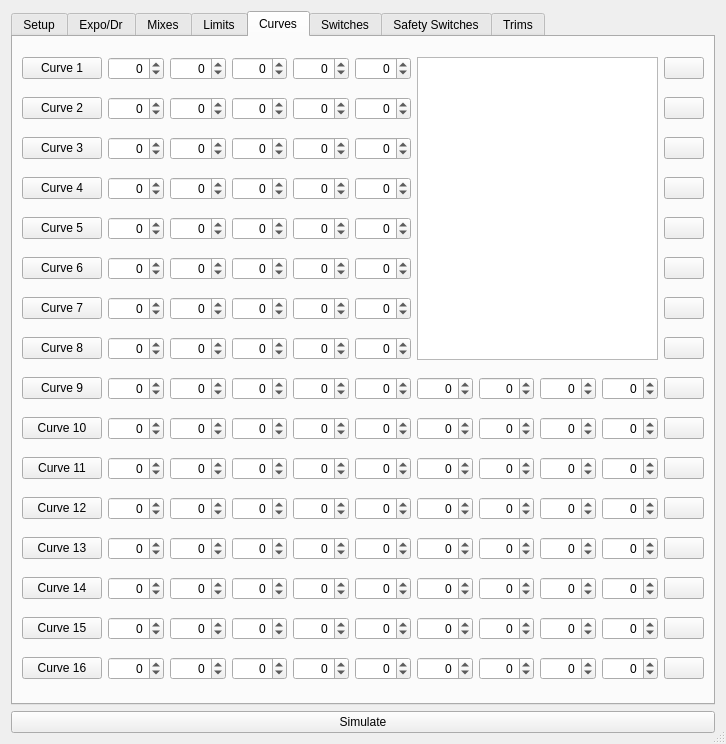
Qt form src/modeledit.ui (negativerad/eepe) before a commit.
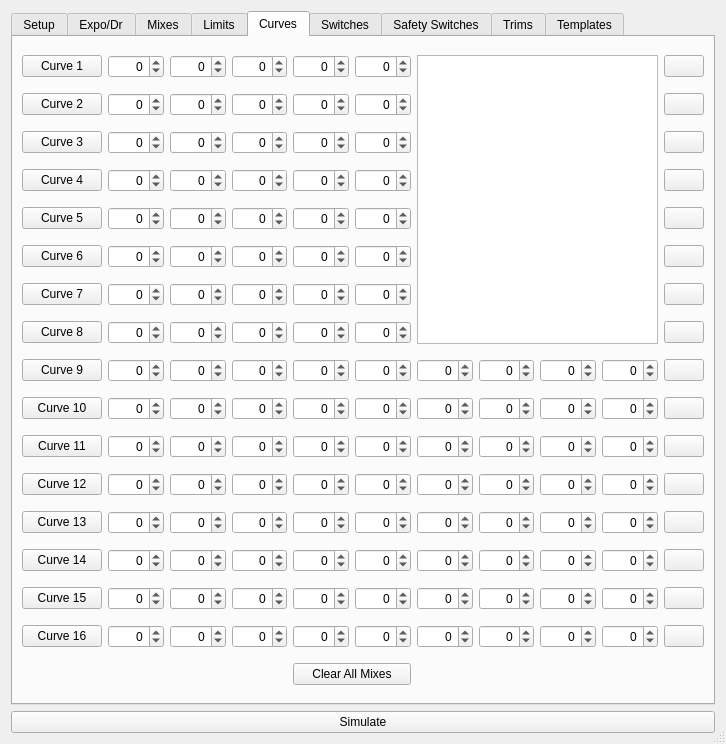
The same form after that commit. The open tabs and pages were chosen to show the change. Icons and pictures are not drawn.

Diff of the .ui file:
```diff
--- a/src/modeledit.ui
+++ b/src/modeledit.ui
@@ -5103,6 +5103,17 @@
          </property>
         </widget>
        </item>
+       <item row="16" column="4" colspan="2">
+        <widget class="QPushButton" name="clearMixesPB">
+         <property name="text">
+          <string>Clear All Mixes</string>
+         </property>
+         <property name="icon">
+          <iconset resource="eepe.qrc">
+           <normaloff>:/images/clear.png</normaloff>:/images/clear.png</iconset>
+         </property>
+        </widget>
+       </item>
       </layout>
      </widget>
      <widget class="QWidget" name="tabSwitch">
@@ -5840,6 +5851,16 @@
        </item>
       </layout>
      </widget>
+     <widget class="QWidget" name="tabTemplates">
+      <attribute name="title">
+       <string>Templates</string>
+      </attribute>
+      <layout class="QGridLayout" name="gridLayout_19">
+       <item row="0" column="0">
+        <widget class="QListWidget" name="templateList"/>
+       </item>
+      </layout>
+     </widget>
     </widget>
    </item>
    <item row="5" column="1">
```
Left out of the diff: 2 changed lines with no effect on the pictures.
